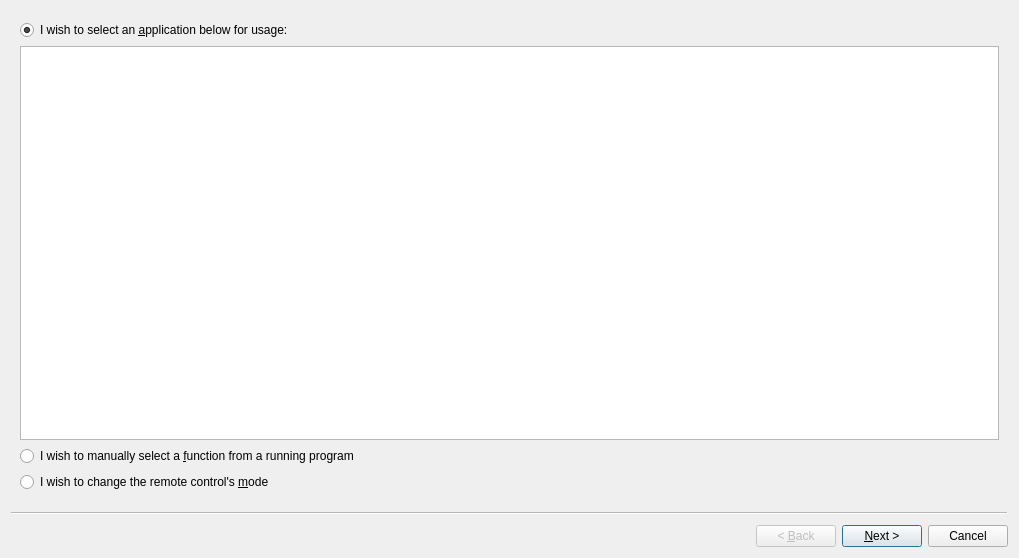
Before: the Qt Designer form kcmlirc/addactionbase.ui in KDE/kremotecontrol, drawn with Qt 5.
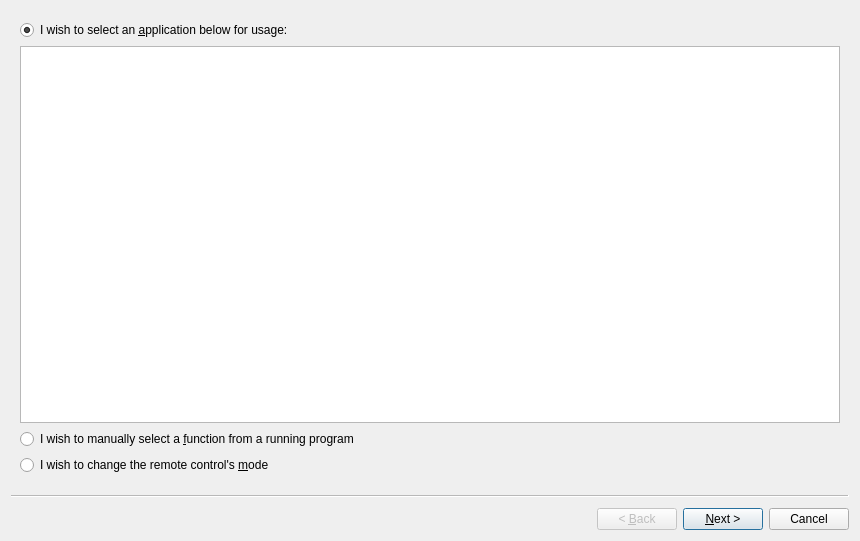
After: the same form once the commit is applied. Custom widgets are drawn as their Qt base class.

Diff of the .ui file:
```diff
--- a/kcmlirc/addactionbase.ui
+++ b/kcmlirc/addactionbase.ui
@@ -7,8 +7,8 @@
    <rect>
     <x>0</x>
     <y>0</y>
-    <width>1019</width>
-    <height>558</height>
+    <width>860</width>
+    <height>541</height>
    </rect>
   </property>
   <property name="windowTitle">
```
Left out of the diff: 2 changed lines with no effect on the pictures.
